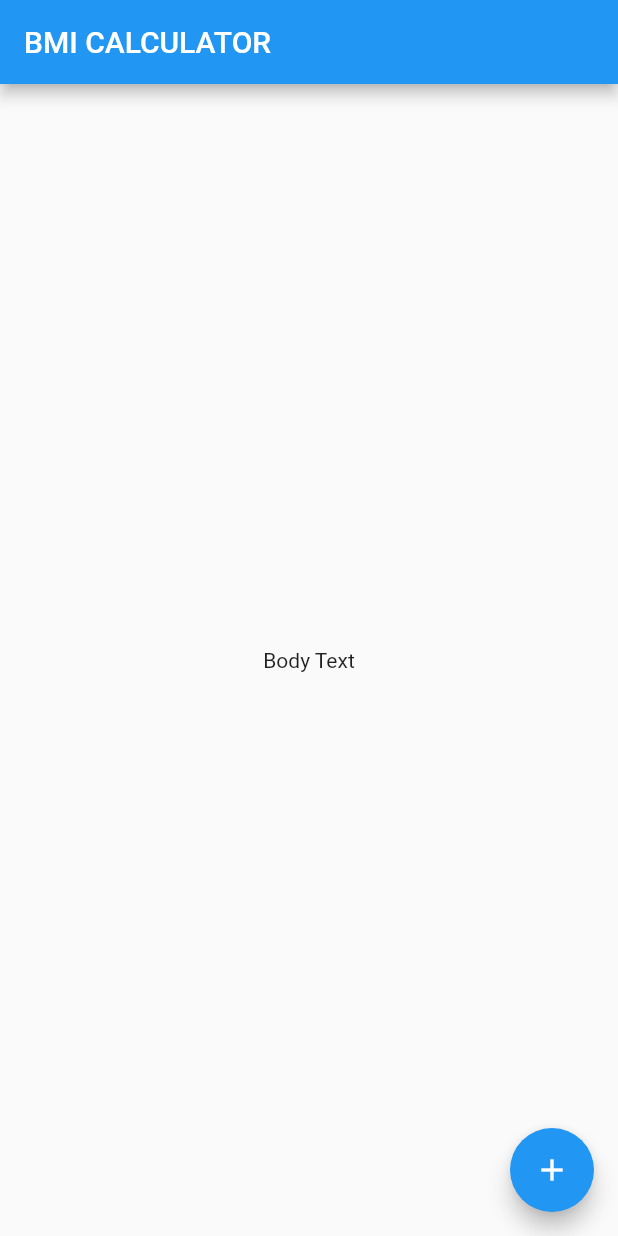
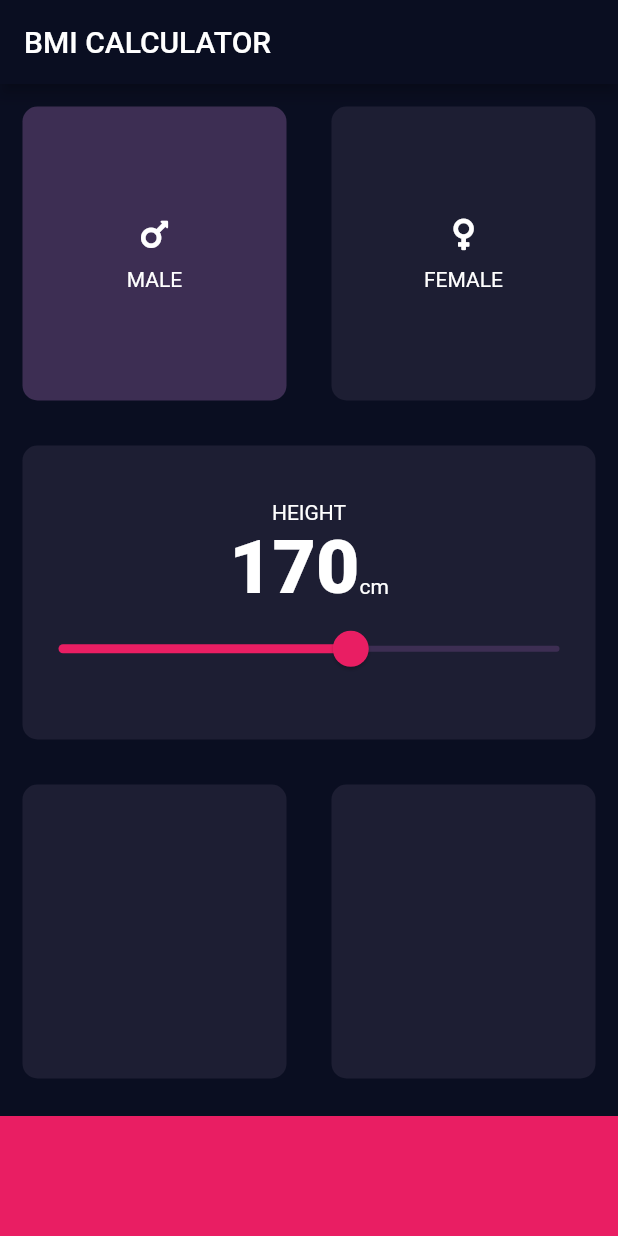
Before and after one commit to phlippieb-discovery/flutter-course-work, a Flutter app: the screen it shows after launch, on a phone screen of 412 x 824 dp. Run offline on Flutter 3.47's test engine with Material 2 defaults, Android fonts, the phone set to English and light mode, and no system bars; our stand-ins replace font_awesome_flutter, rflutter_alert.

Commit message:
Update section 12

```diff
--- /dev/null
+++ b/section12/bmi-calculator-flutter/lib/centered_vertical_icon_and_text.dart
@@ -0,0 +1,26 @@
+import 'package:flutter/material.dart';
+
+const interItemSpacing = 10.0;
+
+class CenteredVerticalIconAndText extends StatelessWidget {
+  CenteredVerticalIconAndText(this.icon, this.text);
+
+  final IconData icon;
+  final String text;
+
+  @override
+  Widget build(BuildContext context) {
+    return Column(
+      mainAxisAlignment: MainAxisAlignment.center,
+      children: [
+        Icon(
+          this.icon,
+        ),
+        SizedBox(height: interItemSpacing),
+        Text(
+          this.text,
+        ),
+      ],
+    );
+  }
+}
--- /dev/null
+++ b/section12/bmi-calculator-flutter/lib/constants.dart
@@ -0,0 +1,15 @@
+import 'package:flutter/material.dart';
+
+class Constants {
+  Color inputCardColor = Color(0xff1d1e33);
+  Color selectedCardColor = Color(0xff3d2e53);
+  Color bottomContainerColor = Colors.pink;
+  double bottomContainerHeight = 80.0;
+
+  TextStyle bigTextStyle = TextStyle(
+    fontSize: 50,
+    fontWeight: FontWeight.w900,
+  );
+}
+
+Constants k = Constants();
--- /dev/null
+++ b/section12/bmi-calculator-flutter/lib/input_card.dart
@@ -0,0 +1,29 @@
+import 'package:flutter/material.dart';
+
+const margin = 15.0;
+const borderRadius = 10.0;
+
+class InputCard extends StatelessWidget {
+  InputCard({@required this.cardColor, this.cardChild, this.onTap});
+
+  final Color cardColor;
+  final Widget cardChild;
+  final Function onTap;
+
+  @override
+  Widget build(BuildContext context) {
+    return Expanded(
+      child: GestureDetector(
+        child: Container(
+          margin: EdgeInsets.all(margin),
+          decoration: BoxDecoration(
+            color: cardColor,
+            borderRadius: BorderRadius.circular(borderRadius),
+          ),
+          child: cardChild,
+        ),
+        onTap: this.onTap,
+      ),
+    );
+  }
+}
--- /dev/null
+++ b/section12/bmi-calculator-flutter/lib/input_page.dart
@@ -0,0 +1,125 @@
+import 'package:flutter/material.dart';
+import 'constants.dart';
+import 'package:font_awesome_flutter/font_awesome_flutter.dart';
+import 'centered_vertical_icon_and_text.dart';
+import 'input_card.dart';
+
+enum Gender { male, female }
+
+int height = 170;
+
+class InputPage extends StatefulWidget {
+  @override
+  _InputPageState createState() => _InputPageState();
+}
+
+class _InputPageState extends State<InputPage> {
+  @override
+  Widget build(BuildContext context) {
+    return Scaffold(
+      appBar: AppBar(
+        title: Text('BMI CALCULATOR'),
+      ),
+      body: Column(
+        crossAxisAlignment: CrossAxisAlignment.stretch,
+        children: [
+          // Top row
+          Expanded(
+            child: Row(
+              children: [
+                // Left item (male)
+                InputCard(
+                  cardColor: selectedGender == Gender.male
+                      ? k.selectedCardColor
+                      : k.inputCardColor,
+                  cardChild: CenteredVerticalIconAndText(
+                      FontAwesomeIcons.mars, "MALE"),
+                  onTap: () => setState(() {
+                    selectedGender = Gender.male;
+                  }),
+                ),
+                // Right item (female)
+                InputCard(
+                  cardColor: selectedGender == Gender.female
+                      ? k.selectedCardColor
+                      : k.inputCardColor,
+                  cardChild: CenteredVerticalIconAndText(
+                    FontAwesomeIcons.venus,
+                    "FEMALE",
+                  ),
+                  onTap: () => setState(() {
+                    selectedGender = Gender.female;
+                  }),
+                ),
+              ],
+            ),
+          ),
+          // Middle card
+          InputCard(
+            cardColor: k.inputCardColor,
+            cardChild: Column(
+              mainAxisAlignment: MainAxisAlignment.center,
+              children: [
+                Text("HEIGHT"),
+                Row(
+                  mainAxisAlignment: MainAxisAlignment.center,
+                  crossAxisAlignment: CrossAxisAlignment.baseline,
+                  textBaseline: TextBaseline.alphabetic,
+                  children: [
+                    Text(
+                      height.toString(),
+                      style: k.bigTextStyle,
+                    ),
+                    Text("cm"),
+                  ],
+                ),
+                SliderTheme(
+                  data: SliderTheme.of(context).copyWith(
+                      activeTrackColor: k.bottomContainerColor,
+                      inactiveTrackColor: k.selectedCardColor,
+                      thumbColor: k.bottomContainerColor,
+                      thumbShape: RoundSliderThumbShape(
+                        enabledThumbRadius: 12,
+                      ),
+                      overlayShape: RoundSliderOverlayShape(overlayRadius: 24)),
+                  child: Slider(
+                    value: height.toDouble(),
+                    min: 100,
+                    max: 220,
+                    onChanged: (newHeight) {
+                      setState(() {
+                        height = newHeight.round();
+                      });
+                    },
+                  ),
+                ),
+              ],
+            ),
+          ),
+          // Bottom row
+          Expanded(
+            child: Row(
+              children: [
+                InputCard(
+                  cardColor: k.inputCardColor,
+                ),
+                InputCard(
+                  cardColor: k.inputCardColor,
+                ),
+              ],
+            ),
+          ),
+          // Bottom container
+          Container(
+            color: k.bottomContainerColor,
+            margin: EdgeInsets.only(top: 10),
+            width: double.infinity,
+            height: k.bottomContainerHeight,
+          )
+        ],
+      ),
+    );
+  }
+
+  Gender selectedGender = Gender.male;
+}
--- a/section12/bmi-calculator-flutter/lib/main.dart
+++ b/section12/bmi-calculator-flutter/lib/main.dart
@@ -1,4 +1,5 @@
 import 'package:flutter/material.dart';
+import 'input_page.dart';
 
 void main() => runApp(BMICalculator());
 
@@ -6,29 +7,12 @@ class BMICalculator extends StatelessWidget {
   @override
   Widget build(BuildContext context) {
     return MaterialApp(
+      theme: ThemeData.dark().copyWith(
+        primaryColor: Color(0xff0a0e21),
+        appBarTheme: AppBarTheme(backgroundColor: Color(0xff0a0e21)),
+        scaffoldBackgroundColor: Color(0xff0a0e21),
+      ),
       home: InputPage(),
     );
   }
 }
-
-class InputPage extends StatefulWidget {
-  @override
-  _InputPageState createState() => _InputPageState();
-}
-
-class _InputPageState extends State<InputPage> {
-  @override
-  Widget build(BuildContext context) {
-    return Scaffold(
-      appBar: AppBar(
-        title: Text('BMI CALCULATOR'),
-      ),
-      body: Center(
-        child: Text('Body Text'),
-      ),
-      floatingActionButton: FloatingActionButton(
-        child: Icon(Icons.add),
-      ),
-    );
-  }
-}
--- a/section12/bmi-calculator-flutter/pubspec.yaml
+++ b/section12/bmi-calculator-flutter/pubspec.yaml
@@ -9,8 +9,8 @@ environment:
 dependencies:
   flutter:
     sdk: flutter
-
   cupertino_icons: ^0.1.2
+  font_awesome_flutter: ^8.4.0
 
 dev_dependencies:
   flutter_test:
```
Also changed, not shown: 5 other files.
